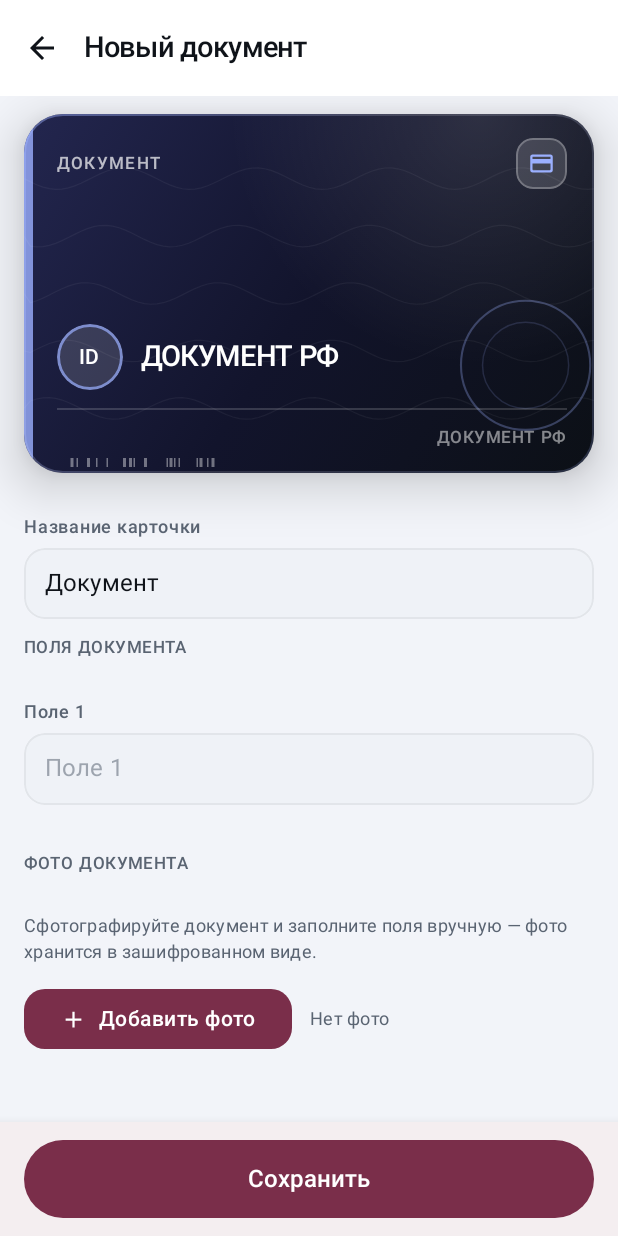
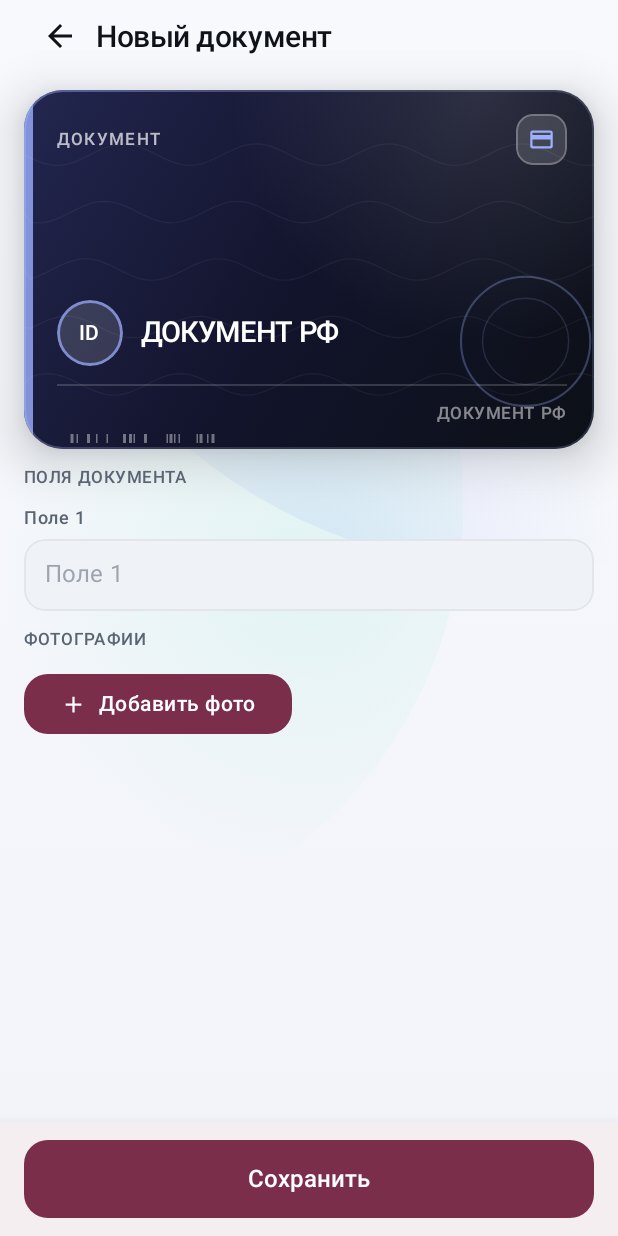
Before and after one commit to cxstx13/wallet, an Android app built with Jetpack Compose: the composable CardEditScreen called with empty values, on a phone screen of 412 x 824 dp. Run offline under Robolectric (Android 15) with nearby library versions, the phone set to English and light mode, and no system bars; 5 statements that could not run were skipped.

Commit message:
Update CardEditScreen.kt

```diff
--- a/app/src/main/java/ru/rfdocs/wallet/ui/screens/CardEditScreen.kt
+++ b/app/src/main/java/ru/rfdocs/wallet/ui/screens/CardEditScreen.kt
@@ -3,17 +3,16 @@ package ru.rfdocs.wallet.ui.screens
 import androidx.activity.compose.rememberLauncherForActivityResult
 import androidx.activity.result.contract.ActivityResultContracts
 import androidx.compose.foundation.layout.Arrangement
-import androidx.compose.foundation.layout.Box
 import androidx.compose.foundation.layout.Column
 import androidx.compose.foundation.layout.Row
 import androidx.compose.foundation.layout.Spacer
-import androidx.compose.foundation.layout.fillMaxSize
 import androidx.compose.foundation.layout.fillMaxWidth
 import androidx.compose.foundation.layout.height
 import androidx.compose.foundation.layout.imePadding
 import androidx.compose.foundation.layout.navigationBarsPadding
 import androidx.compose.foundation.layout.padding
 import androidx.compose.foundation.layout.size
+import androidx.compose.foundation.layout.statusBarsPadding
 import androidx.compose.foundation.layout.width
 import androidx.compose.foundation.rememberScrollState
 import androidx.compose.foundation.shape.RoundedCornerShape
@@ -23,7 +22,6 @@ import androidx.compose.material.icons.automirrored.filled.ArrowBack
 import androidx.compose.material.icons.filled.Add
 import androidx.compose.material.icons.filled.Delete
 import androidx.compose.material3.Button
-import androidx.compose.material3.ExperimentalMaterial3Api
 import androidx.compose.material3.Icon
 import androidx.compose.material3.IconButton
 import androidx.compose.material3.MaterialTheme
@@ -33,8 +31,6 @@ import androidx.compose.material3.SnackbarHost
 import androidx.compose.material3.SnackbarHostState
 import androidx.compose.material3.Surface
 import androidx.compose.material3.Text
-import androidx.compose.material3.TopAppBar
-import androidx.compose.material3.TopAppBarDefaults
 import androidx.compose.runtime.Composable
 import androidx.compose.runtime.getValue
 import androidx.compose.runtime.mutableStateListOf
@@ -57,17 +53,17 @@ import ru.rfdocs.wallet.data.repo.DocRepository
 import ru.rfdocs.wallet.data.repo.PhotoStore
 import ru.rfdocs.wallet.ui.WalletViewModel
 import ru.rfdocs.wallet.ui.components.DocFieldEditor
+import ru.rfdocs.wallet.ui.components.DocumentStyleCard
 import ru.rfdocs.wallet.ui.components.PhotoThumbStrip
 import ru.rfdocs.wallet.ui.components.PhotoViewerDialog
 import ru.rfdocs.wallet.ui.components.SectionTitle
+import ru.rfdocs.wallet.ui.components.WalletBackground
 import ru.rfdocs.wallet.ui.components.WalletField
-import ru.rfdocs.wallet.ui.components.DocumentStyleCard
 import ru.rfdocs.wallet.ui.input.DateMask
 import ru.rfdocs.wallet.ui.input.Masks
 import ru.rfdocs.wallet.ui.theme.Palette
 import java.util.UUID
 
-@OptIn(ExperimentalMaterial3Api::class)
 @Composable
 fun CardEditScreen(
     viewModel: WalletViewModel,
@@ -139,12 +135,11 @@ fun CardEditScreen(
         }
     }
 
-    val previewFields = fields.toList()
     val previewCard = DocCard(
         id = existing?.id ?: "preview",
         typeKey = resolvedTypeKey,
         title = cardTitle.ifBlank { "Документ" },
-        fields = previewFields
+        fields = fields.toList()
     )
 
     fun save() {
@@ -152,7 +147,9 @@ fun CardEditScreen(
             field.mask == Masks.DATE && DateMask.error(field.value) != null
         }
         if (invalidDate != null) {
-            scope.launch { snackbarHostState.showSnackbar("Проверьте дату в поле «${invalidDate.label}»") }
+            scope.launch {
+                snackbarHostState.showSnackbar("Проверьте дату в поле «${invalidDate.label}»")
+            }
             return
         }
 
@@ -194,43 +191,20 @@ fun CardEditScreen(
             .onSuccess { onDone(card.id) }
             .onFailure { error ->
                 scope.launch {
-                    snackbarHostState.showSnackbar(error.message ?: "Не удалось сохранить документ")
+                    snackbarHostState.showSnackbar(error.message ?: "Не удалось сохранить")
                 }
             }
     }
 
     Scaffold(
-        modifier = Modifier
-            .fillMaxSize()
-            .imePadding(),
+        modifier = Modifier.imePadding(),
+        containerColor = MaterialTheme.colorScheme.background,
         snackbarHost = { SnackbarHost(snackbarHostState) },
-        topBar = {
-            TopAppBar(
-                title = {
-                    Text(
-                        text = if (existing == null) "Новый документ" else "Редактирование",
-                        maxLines = 1,
-                        overflow = TextOverflow.Ellipsis
-                    )
-                },
-                navigationIcon = {
-                    IconButton(onClick = onBack) {
-                        Icon(
-                            imageVector = Icons.AutoMirrored.Filled.ArrowBack,
-                            contentDescription = "Назад"
-                        )
-                    }
-                },
-                colors = TopAppBarDefaults.topAppBarColors(
-                    containerColor = MaterialTheme.colorScheme.surface
-                )
-            )
-        },
         bottomBar = {
             Surface(
                 color = MaterialTheme.colorScheme.surface,
                 tonalElevation = 3.dp,
-                shadowElevation = 10.dp
+                shadowElevation = 12.dp
             ) {
                 Column(
                     modifier = Modifier
@@ -242,7 +216,8 @@ fun CardEditScreen(
                         onClick = { save() },
                         modifier = Modifier
                             .fillMaxWidth()
-                            .height(52.dp)
+                            .height(52.dp),
+                        shape = RoundedCornerShape(16.dp)
                     ) {
                         Text("Сохранить", style = MaterialTheme.typography.titleMedium)
                     }
@@ -250,23 +225,41 @@ fun CardEditScreen(
             }
         }
     ) { padding ->
+        WalletBackground(modifier = Modifier.padding(padding)) {
             Column(
                 modifier = Modifier
-                .fillMaxSize()
-                .padding(padding)
+                    .fillMaxWidth()
                     .verticalScroll(rememberScrollState())
-                .padding(horizontal = 16.dp, vertical = 12.dp),
+                    .statusBarsPadding()
+                    .padding(horizontal = 16.dp),
                 verticalArrangement = Arrangement.spacedBy(12.dp)
             ) {
+                Row(
+                    modifier = Modifier.fillMaxWidth(),
+                    verticalAlignment = Alignment.CenterVertically
+                ) {
+                    IconButton(onClick = onBack) {
+                        Icon(
+                            imageVector = Icons.AutoMirrored.Filled.ArrowBack,
+                            contentDescription = "Назад"
+                        )
+                    }
+                    Text(
+                        text = if (existing == null) "Новый документ" else "Редактирование",
+                        style = MaterialTheme.typography.headlineSmall,
+                        maxLines = 1,
+                        overflow = TextOverflow.Ellipsis,
+                        color = MaterialTheme.colorScheme.onBackground
+                    )
+                }
+
                 DocumentStyleCard(
                     card = previewCard,
                     showNumber = true,
                     modifier = Modifier.fillMaxWidth()
                 )
 
-            Spacer(Modifier.height(4.dp))
-
-            if (isCustom || fields.any { it.mask.isNullOrBlank() && it.key.startsWith("field_") }) {
+                if (isCustom) {
                     WalletField(label = "Название карточки") {
                         androidx.compose.foundation.text.BasicTextField(
                             value = cardTitle,
@@ -276,72 +269,21 @@ fun CardEditScreen(
                                 color = MaterialTheme.colorScheme.onSurface
                             ),
                             cursorBrush = androidx.compose.ui.graphics.SolidColor(Palette.Gold),
-                        modifier = Modifier.fillMaxWidth(),
-                        decorationBox = { inner ->
-                            if (cardTitle.isEmpty()) {
-                                Text(
-                                    text = "Например, пропуск или абонемент",
-                                    style = MaterialTheme.typography.bodyLarge,
-                                    color = MaterialTheme.colorScheme.onSurfaceVariant.copy(alpha = 0.6f)
-                                )
-                            }
-                            inner()
-                        }
+                            modifier = Modifier.fillMaxWidth()
                         )
                     }
                 }
 
                 SectionTitle(text = "Поля документа")
-            Spacer(Modifier.height(4.dp))
 
                 fields.forEachIndexed { index, field ->
                     if (isCustom) {
-                    Column(modifier = Modifier.fillMaxWidth()) {
-                        Row(verticalAlignment = Alignment.CenterVertically) {
-                            WalletField(
-                                label = "Название поля",
-                                modifier = Modifier.weight(1f)
-                            ) {
-                                androidx.compose.foundation.text.BasicTextField(
-                                    value = field.label,
-                                    onValueChange = { value ->
-                                        fields[index] = field.copy(label = value)
-                                    },
-                                    singleLine = true,
-                                    textStyle = MaterialTheme.typography.bodyLarge.copy(
-                                        color = MaterialTheme.colorScheme.onSurface
-                                    ),
-                                    cursorBrush = androidx.compose.ui.graphics.SolidColor(Palette.Gold),
-                                    modifier = Modifier.fillMaxWidth()
+                        CustomFieldRow(
+                            field = field,
+                            onLabelChange = { value -> fields[index] = field.copy(label = value) },
+                            onValueChange = { value -> fields[index] = field.copy(value = value) },
+                            onRemove = { fields.removeAt(index) }
                         )
-                            }
-                            IconButton(
-                                onClick = { fields.removeAt(index) },
-                                modifier = Modifier.padding(start = 4.dp)
-                            ) {
-                                Icon(
-                                    imageVector = Icons.Filled.Delete,
-                                    contentDescription = "Удалить поле",
-                                    tint = Palette.Danger
-                                )
-                            }
-                        }
-                        Spacer(Modifier.height(8.dp))
-                        WalletField(label = "Значение") {
-                            androidx.compose.foundation.text.BasicTextField(
-                                value = field.value,
-                                onValueChange = { value ->
-                                    fields[index] = field.copy(value = value)
-                                },
-                                singleLine = true,
-                                textStyle = MaterialTheme.typography.bodyLarge.copy(
-                                    color = MaterialTheme.colorScheme.onSurface
-                                ),
-                                cursorBrush = androidx.compose.ui.graphics.SolidColor(Palette.Gold),
-                                modifier = Modifier.fillMaxWidth()
-                            )
-                        }
-                    }
                     } else {
                         DocFieldEditor(
                             field = field,
@@ -362,7 +304,7 @@ fun CardEditScreen(
                             )
                         },
                         modifier = Modifier.fillMaxWidth(),
-                    shape = RoundedCornerShape(14.dp)
+                        shape = RoundedCornerShape(16.dp)
                     ) {
                         Icon(
                             imageVector = Icons.Filled.Add,
@@ -374,22 +316,11 @@ fun CardEditScreen(
                     }
                 }
 
-            Spacer(Modifier.height(8.dp))
-            SectionTitle(text = "Фото документа")
-            Spacer(Modifier.height(2.dp))
-            Text(
-                text = "Сфотографируйте документ и заполните поля вручную — фото хранится в зашифрованном виде.",
-                style = MaterialTheme.typography.bodySmall,
-                color = MaterialTheme.colorScheme.onSurfaceVariant
-            )
+                SectionTitle(text = "Фотографии")
 
-            Row(
-                modifier = Modifier.fillMaxWidth(),
-                verticalAlignment = Alignment.CenterVertically
-            ) {
                 Button(
                     onClick = { picker.launch("image/*") },
-                    shape = RoundedCornerShape(14.dp)
+                    shape = RoundedCornerShape(16.dp)
                 ) {
                     Icon(
                         imageVector = Icons.Filled.Add,
@@ -399,13 +330,6 @@ fun CardEditScreen(
                     Spacer(Modifier.width(8.dp))
                     Text("Добавить фото")
                 }
-                Spacer(Modifier.width(12.dp))
-                Text(
-                    text = if (photoIds.isEmpty()) "Нет фото" else "Фото: ${photoIds.size}",
-                    style = MaterialTheme.typography.bodySmall,
-                    color = MaterialTheme.colorScheme.onSurfaceVariant
-                )
-            }
 
                 PhotoThumbStrip(
                     photoIds = photoIds.toList(),
@@ -413,7 +337,8 @@ fun CardEditScreen(
                     onRemove = { photoId -> photoIds.remove(photoId) }
                 )
 
-            Spacer(Modifier.height(16.dp))
+                Spacer(Modifier.height(24.dp))
+            }
         }
     }
 
@@ -428,3 +353,48 @@ fun CardEditScreen(
         )
     }
 }
+
+@Composable
+private fun CustomFieldRow(
+    field: DocField,
+    onLabelChange: (String) -> Unit,
+    onValueChange: (String) -> Unit,
+    onRemove: () -> Unit
+) {
+    Column(modifier = Modifier.fillMaxWidth()) {
+        Row(verticalAlignment = Alignment.CenterVertically) {
+            WalletField(label = "Название поля", modifier = Modifier.weight(1f)) {
+                androidx.compose.foundation.text.BasicTextField(
+                    value = field.label,
+                    onValueChange = onLabelChange,
+                    singleLine = true,
+                    textStyle = MaterialTheme.typography.bodyLarge.copy(
+                        color = MaterialTheme.colorScheme.onSurface
+                    ),
+                    cursorBrush = androidx.compose.ui.graphics.SolidColor(Palette.Gold),
+                    modifier = Modifier.fillMaxWidth()
+                )
+            }
+            IconButton(onClick = onRemove) {
+                Icon(
+                    imageVector = Icons.Filled.Delete,
+                    contentDescription = "Удалить поле",
+                    tint = Palette.Danger
+                )
+            }
+        }
+        Spacer(Modifier.height(8.dp))
+        WalletField(label = "Значение") {
+            androidx.compose.foundation.text.BasicTextField(
+                value = field.value,
+                onValueChange = onValueChange,
+                singleLine = true,
+                textStyle = MaterialTheme.typography.bodyLarge.copy(
+                    color = MaterialTheme.colorScheme.onSurface
+                ),
+                cursorBrush = androidx.compose.ui.graphics.SolidColor(Palette.Gold),
+                modifier = Modifier.fillMaxWidth()
+            )
+        }
+    }
+}
```
Lines whose indentation alone changed are shown as unchanged.
